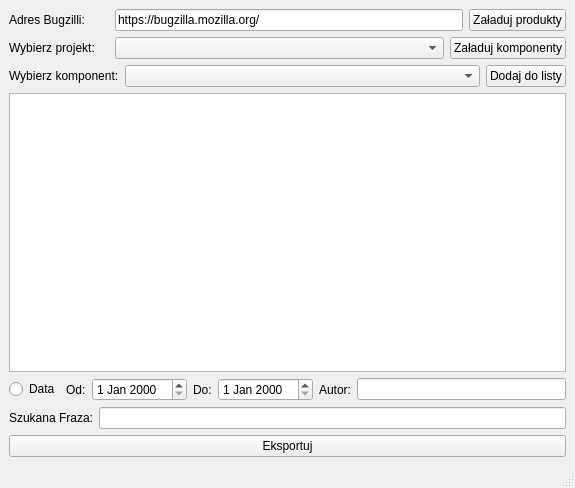
First picture: the form in ui/main_window.ui, repository hckr/bugzilla-downloader, before the edit.
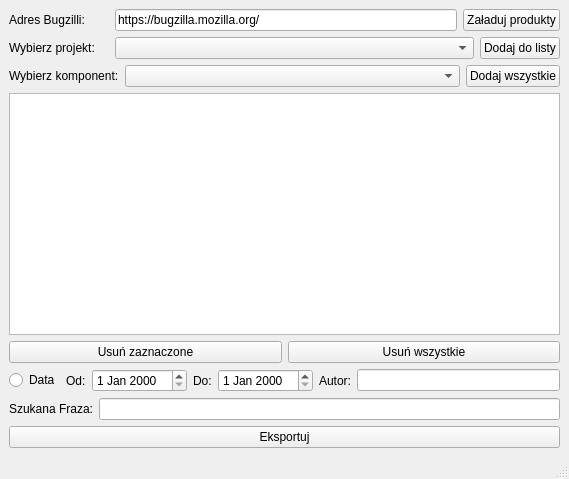
Second picture: the form after the edit.

What changed in the file:
```diff
--- a/ui/main_window.ui
+++ b/ui/main_window.ui
@@ -6,8 +6,8 @@
    <rect>
     <x>0</x>
     <y>0</y>
-    <width>575</width>
-    <height>488</height>
+    <width>569</width>
+    <height>479</height>
    </rect>
   </property>
   <property name="windowTitle">
@@ -90,7 +90,7 @@
        </widget>
       </item>
       <item>
-       <widget class="QPushButton" name="LoadComponentsButton">
+       <widget class="QPushButton" name="AddToListButton">
         <property name="sizePolicy">
          <sizepolicy hsizetype="Minimum" vsizetype="Fixed">
           <horstretch>0</horstretch>
@@ -98,7 +98,7 @@
          </sizepolicy>
         </property>
         <property name="text">
-         <string>Załaduj komponenty</string>
+         <string>Dodaj do listy</string>
         </property>
        </widget>
       </item>
@@ -130,9 +130,9 @@
        </widget>
       </item>
       <item>
-       <widget class="QPushButton" name="AddToListButton">
+       <widget class="QPushButton" name="AddAllToListButton">
         <property name="text">
-         <string>Dodaj do listy</string>
+         <string>Dodaj wszystkie</string>
         </property>
        </widget>
       </item>
@@ -141,6 +141,24 @@
     <item>
      <widget class="QListWidget" name="ComponentsList"/>
     </item>
+    <item>
+     <layout class="QHBoxLayout" name="horizontalLayout_8" stretch="0,0">
+      <item>
+       <widget class="QPushButton" name="RemoveSelectedButton">
+        <property name="text">
+         <string>Usuń zaznaczone</string>
+        </property>
+       </widget>
+      </item>
+      <item>
+       <widget class="QPushButton" name="RemoveAllButton">
+        <property name="text">
+         <string>Usuń wszystkie</string>
+        </property>
+       </widget>
+      </item>
+     </layout>
+    </item>
     <item>
      <layout class="QHBoxLayout" name="horizontalLayout_5">
       <item>
```
Left out of the diff: 4 changed lines with no effect on the pictures.
